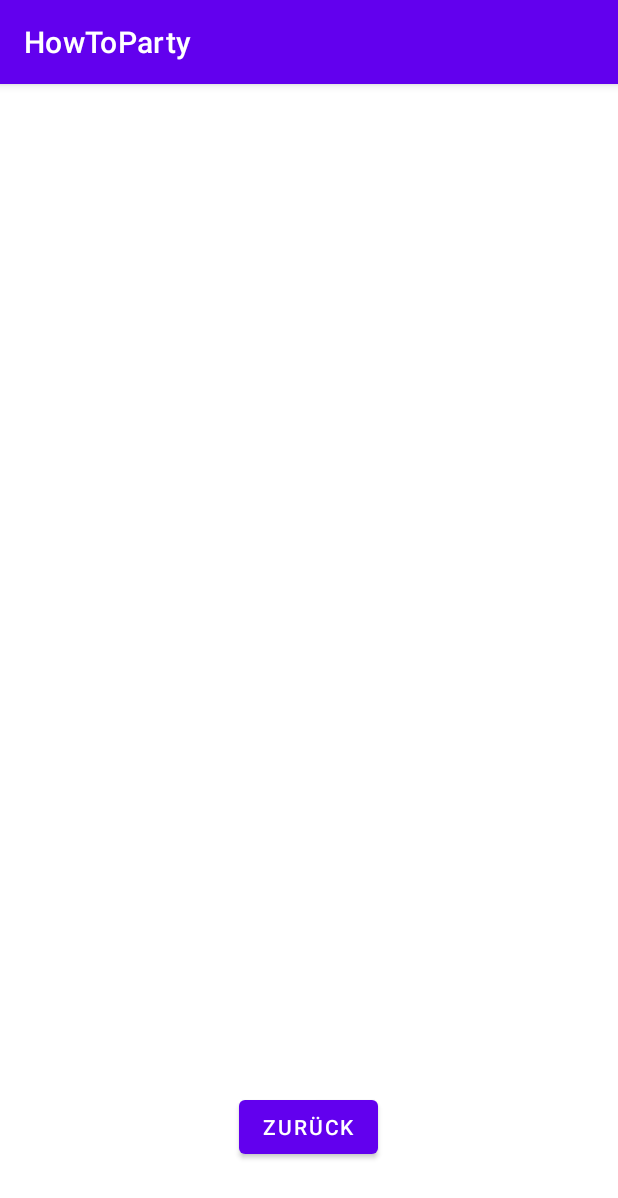
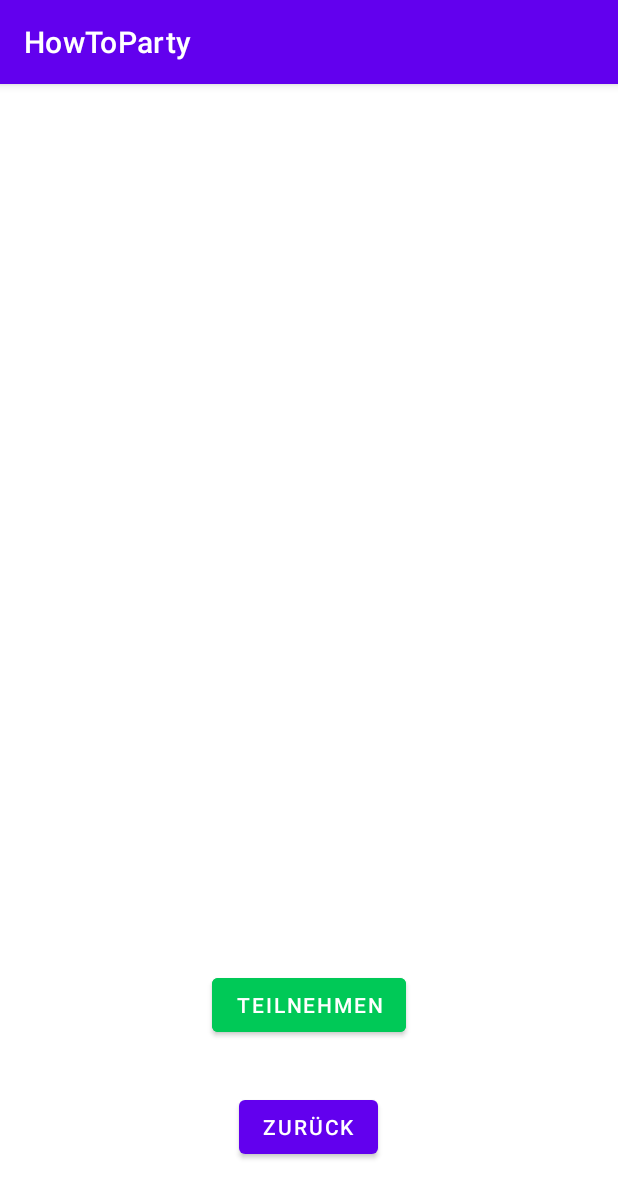
Before and after one commit to GetRektAgain/HowToParty, an Android app: the PartyOverviewActivity screen opened directly, with no data from a screen before it, on a phone screen of 412 x 824 dp. Shown: the top 1198 px of the screen. Run offline under Robolectric (Android 15) with nearby library versions, the phone set to English and light mode, and no system bars; 3 statements that could not run were skipped.

Commit message:
User Integration PartyOverviewActivity gefixed und neuen Button hinzugefügt Teilnehmer Tabelle hinzugefügt

```diff
--- a/app/src/main/java/com/example/howtoparty/DatabaseHelper.java
+++ b/app/src/main/java/com/example/howtoparty/DatabaseHelper.java
@@ -15,7 +15,7 @@ import com.google.android.gms.maps.model.LatLng;
 public class DatabaseHelper extends SQLiteOpenHelper {
 
     public static final String DB_NAME = "howtoparty.db";
-    public static final int DB_VERSION = 3;
+    public static final int DB_VERSION = 5;
 
     public static String TABLE_NAME;
     public static final String COLUMN_ID = "ID";
@@ -31,6 +31,9 @@ public class DatabaseHelper extends SQLiteOpenHelper {
     public static final String COLUMN_VERANSTALTUNGSBECHREIBUNG = "veranstaltungs_beschreibung";
     public static final String COLUMN_IMAGE = "image_data";
     public static final String COLUMN_TEILNEHMER = "teilnehmer";
+    public static final String COLUMN_PARTYID = "partyId";
+    public static final String COLUMN_USERID = "userId";
+    public static final String COLUMN_ORGANIZER = "veranstalter";
 
     public DatabaseHelper(@Nullable Context context, String tableName) {
         super(context, DB_NAME, null, DB_VERSION);
@@ -60,7 +63,7 @@ public class DatabaseHelper extends SQLiteOpenHelper {
     }
 
     @SuppressLint("Recycle")
-    public boolean isLoginSuccessful (String userUsername, String passwort) {
+    public Cursor isLoginSuccessful (String userUsername, String passwort) {
         SQLiteDatabase db = this.getWritableDatabase();
         Cursor data = null;
 
@@ -72,16 +75,7 @@ public class DatabaseHelper extends SQLiteOpenHelper {
             e.printStackTrace();
         }
 
-        boolean bReturn;
-        if (data != null) {
-            bReturn =  data.getCount() == 1;
-        }
-        else
-        {
-            bReturn = false;
-        }
-
-        return bReturn;
+        return data;
     }
 
     public void addUser (String username, String passwort, String vname, String nname, String email, String bddate) {
@@ -98,7 +92,7 @@ public class DatabaseHelper extends SQLiteOpenHelper {
         db.insert(TABLE_NAME, null, values);
     }
 
-    public void addParty (LatLng position, String Veranstaltungsart, String VeranstaltungsBeschreibung, byte[] image) {
+    public void addParty (LatLng position, String Veranstaltungsart, String VeranstaltungsBeschreibung, byte[] image, int organizerId) {
         SQLiteDatabase db = this.getWritableDatabase();
 
         ContentValues values = new ContentValues();
@@ -107,6 +101,7 @@ public class DatabaseHelper extends SQLiteOpenHelper {
         values.put(COLUMN_VERANSTALTUNGSART, Veranstaltungsart);
         values.put(COLUMN_VERANSTALTUNGSBECHREIBUNG, VeranstaltungsBeschreibung);
         values.put(COLUMN_IMAGE, image);
+        values.put(COLUMN_ORGANIZER, organizerId);
 
         db.insert(TABLE_NAME, null, values);
     }
@@ -124,6 +119,35 @@ public class DatabaseHelper extends SQLiteOpenHelper {
         db.insert(TABLE_NAME, null, values);
     }
 
+    public void addAttendent (int userId, int partyId) {
+        SQLiteDatabase db = this.getWritableDatabase();
+
+        ContentValues values = new ContentValues();
+        values.put(COLUMN_PARTYID, partyId);
+        values.put(COLUMN_USERID, userId);
+        db.insert("teilnehmer", null, values);
+    }
+
+    public boolean isAttendent(int userId,int partyId) {
+        SQLiteDatabase db = this.getWritableDatabase();
+        String sql = "SELECT * FROM teilnehmer WHERE " + COLUMN_USERID +
+                " = " + userId + " AND " + COLUMN_PARTYID +
+                " = " + partyId + ";";
+        Cursor result = db.rawQuery(sql, null);
+        int count = result.getCount();
+        return count != 0;
+    }
+
+    public boolean isOrganizer(int userId, int partyId) {
+        SQLiteDatabase db = this.getWritableDatabase();
+        String sql = "SELECT * FROM partys " +
+                "WHERE id = " + partyId +
+                " AND " + COLUMN_ORGANIZER + " = " + userId + ";";
+        Cursor result = db.rawQuery(sql, null);
+        int count = result.getCount();
+        return  count != 0;
+    }
+
     public Cursor getPartys () {
         SQLiteDatabase db = this.getWritableDatabase();
         String sql = "SELECT * FROM partys";
@@ -133,6 +157,13 @@ public class DatabaseHelper extends SQLiteOpenHelper {
     public Cursor getParty (int id) {
         SQLiteDatabase db = this.getWritableDatabase();
         String sql = "SELECT * FROM partys WHERE id = "+ id;
+        return db.rawQuery(sql, null);
+    }
+
+    public Cursor getAttendantsForParty (int partyId) {
+        SQLiteDatabase db = this.getWritableDatabase();
+        String sql = "SELECT * FROM teilnehmer WHERE " +
+                COLUMN_PARTYID + " = " + partyId + ";";
         return db.rawQuery(sql, null);
     }
 
@@ -146,7 +177,7 @@ public class DatabaseHelper extends SQLiteOpenHelper {
     }
 
     public String[] getDbExecuatable() {
-        String[] execuatable = new String[2];
+        String[] execuatable = new String[3];
         execuatable[0] = "CREATE TABLE users (" +
                 COLUMN_ID + " INTEGER PRIMARY KEY AUTOINCREMENT, " +
                 COLUMN_USERNAME + " TEXT NOT NULL, " +
@@ -161,7 +192,11 @@ public class DatabaseHelper extends SQLiteOpenHelper {
                 COLUMN_LON + " DOUBLE NOT NULL, " +
                 COLUMN_VERANSTALTUNGSART + " TEXT NOT NULL," +
                 COLUMN_VERANSTALTUNGSBECHREIBUNG + " TEXT NOT NULL," +
-                COLUMN_IMAGE + " BLOB);";
+                COLUMN_IMAGE + " BLOB, " +
+                COLUMN_ORGANIZER + " INTEGER NOT NULL);";
+        execuatable[2] = "CREATE TABLE teilnehmer (" +
+                COLUMN_PARTYID + " INTEGER NOT NULL, " +
+                COLUMN_USERID + " INTEGER NOT NULL);";
 
         return execuatable;
     }
--- a/app/src/main/java/com/example/howtoparty/PartyOverviewActivity.java
+++ b/app/src/main/java/com/example/howtoparty/PartyOverviewActivity.java
@@ -14,6 +14,9 @@ public class PartyOverviewActivity extends AppCompatActivity {
 
     private TextView txtId;
     private Button btnBack;
+    private Button btnTeilnehmen;
+    private DatabaseHelper db;
+    private int userId;
 
     @Override
     protected void onCreate(Bundle savedInstanceState) {
@@ -22,11 +25,16 @@ public class PartyOverviewActivity extends AppCompatActivity {
 
         txtId = (TextView) findViewById(R.id.txtId);
         btnBack = (Button) findViewById(R.id.btnBack);
+        btnTeilnehmen = (Button) findViewById(R.id.btnTeilnehmen);
 
-        DatabaseHelper db = new DatabaseHelper(this, "partys");
+        db = new DatabaseHelper(this, "partys");
 
         Intent intent = getIntent();
         int id = intent.getIntExtra("id", 0);
+        userId = intent.getIntExtra("userId", 0);
+
+        this.checkAttendant(userId, id);
+        boolean isOrganizer = this.checkOrganizer(userId, id);
 
         Cursor result = db.getParty(id);
         result.moveToFirst();
@@ -39,9 +47,37 @@ public class PartyOverviewActivity extends AppCompatActivity {
         btnBack.setOnClickListener(new View.OnClickListener() {
             @Override
             public void onClick(View v) {
+                Bundle bundle = new Bundle();
+                bundle.putInt("userId", userId);
                 Intent intent = new Intent(PartyOverviewActivity.this, MapsActivity.class);
+                intent.putExtras(bundle);
                 startActivity(intent);
             }
         });
+
+        btnTeilnehmen.setOnClickListener(new View.OnClickListener() {
+            @Override
+            public void onClick(View v) {
+                db.addAttendent(userId, id);
+                checkAttendant(userId, id);
+            }
+        });
+    }
+
+    private void checkAttendant(int userId, int partyId) {
+        if (db.isAttendent(userId, partyId)) {
+            btnTeilnehmen.setClickable(false);
+            btnTeilnehmen.setText("Teilgenommen");
+            btnTeilnehmen.setBackgroundTintList(btnTeilnehmen.getResources().getColorStateList(R.color.grey, this.getTheme()));
+        }
+    }
+
+    private boolean checkOrganizer(int userId, int partyId) {
+        boolean check = db.isOrganizer(userId, partyId);
+        if (check) {
+            btnTeilnehmen.setText("Bearbeiten");
+            btnTeilnehmen.setBackgroundTintList(btnTeilnehmen.getResources().getColorStateList(R.color.blue, this.getTheme()));
+        }
+        return check;
     }
 }
--- a/app/src/main/java/com/example/howtoparty/RegisterPartyActivity.java
+++ b/app/src/main/java/com/example/howtoparty/RegisterPartyActivity.java
@@ -31,6 +31,7 @@ public class RegisterPartyActivity extends AppCompatActivity {
     private EditText textBeschreibung;
     private Bitmap ImageVeranstaltung;
     private ImageView ImageVeranstaltInsideApp;
+    private int userId;
     DatabaseHelper dbPartys = new DatabaseHelper(this, "partys");
     public static final int PICK_IMAGE = 1;
 
@@ -48,6 +49,7 @@ public class RegisterPartyActivity extends AppCompatActivity {
 
         Intent intent = getIntent();
         LatLng position = intent.getParcelableExtra("position");
+        userId = intent.getIntExtra("userId", 0);
 
 
         btnBildAuswählen.setOnClickListener(new View.OnClickListener() {
@@ -104,7 +106,7 @@ public class RegisterPartyActivity extends AppCompatActivity {
                 drawable.setBounds(0, 0, canvas.getWidth(), canvas.getHeight());
                 drawable.draw(canvas);
                 }
-                dbPartys.addParty(position, textVeranstaltungsart.getText().toString(), textBeschreibung.getText().toString(), getBytes(ImageVeranstaltung));
+                dbPartys.addParty(position, textVeranstaltungsart.getText().toString(), textBeschreibung.getText().toString(), getBytes(ImageVeranstaltung), userId);
 
             }
         });
--- a/app/src/main/res/layout/activity_party_overview.xml
+++ b/app/src/main/res/layout/activity_party_overview.xml
@@ -28,4 +28,16 @@
         app:layout_constraintStart_toStartOf="parent"
         app:layout_constraintTop_toTopOf="parent" />
 
+    <Button
+        android:id="@+id/btnTeilnehmen"
+        android:layout_width="wrap_content"
+        android:layout_height="wrap_content"
+        android:text="Teilnehmen"
+        android:backgroundTint="@color/green"
+        app:layout_constraintBottom_toTopOf="@+id/btnBack"
+        app:layout_constraintEnd_toEndOf="parent"
+        app:layout_constraintStart_toStartOf="parent"
+        app:layout_constraintTop_toBottomOf="@+id/txtId"
+        app:layout_constraintVertical_bias="0.881" />
+
 </androidx.constraintlayout.widget.ConstraintLayout>
--- a/app/src/main/res/values/colors.xml
+++ b/app/src/main/res/values/colors.xml
@@ -7,4 +7,7 @@
     <color name="teal_700">#FF018786</color>
     <color name="black">#FF000000</color>
     <color name="white">#FFFFFFFF</color>
+    <color name="green">#00c957</color>
+    <color name="grey">#a3a3a3</color>
+    <color name="blue">#2c65de</color>
 </resources>
```
Also changed, not shown: app/src/main/java/com/example/howtoparty/LoginActivity.java (+13 -4 lines), app/src/main/java/com/example/howtoparty/MapsActivity.java (+12 -1 lines).
